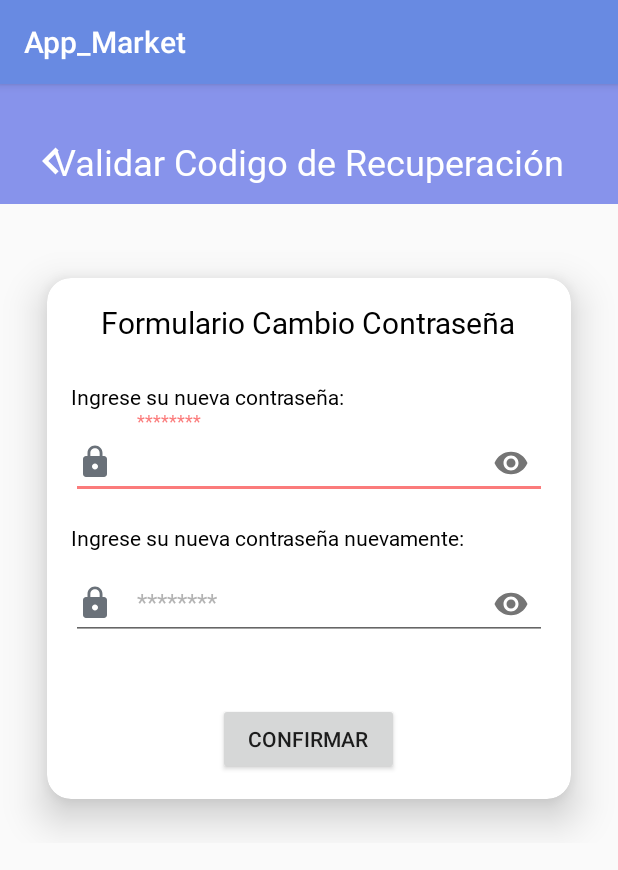
After one commit to DarielGallegos/App_Market, an Android app: the ResetPasswordActivity screen opened directly, with no data from a screen before it, on a phone screen of 412 x 824 dp. The commit adds this screen. Shown: the top 870 px of the screen. Run offline under Robolectric (Android 15) with nearby library versions, the phone set to English and light mode, and no system bars.

Commit message:
Create all view to recovery password. Separate views login into new package login.

```diff
--- a/app/src/main/java/com/example/app_market/DashboardClient.kt
+++ b/app/src/main/java/com/example/app_market/DashboardClient.kt
@@ -9,6 +9,7 @@ import androidx.cardview.widget.CardView
 import androidx.core.view.ViewCompat
 import androidx.core.view.WindowInsetsCompat
 import androidx.lifecycle.lifecycleScope
+import com.example.app_market.login.LoginActivity
 import kotlinx.coroutines.Dispatchers
 import kotlinx.coroutines.launch
 import kotlinx.coroutines.withContext
--- a/app/src/main/java/com/example/app_market/LoginActivity.kt
+++ b/app/src/main/java/com/example/app_market/login/LoginActivity.kt
@@ -1,4 +1,4 @@
-package com.example.app_market
+package com.example.app_market.login
 
 import android.app.AlertDialog
 import android.content.Intent
@@ -10,6 +10,9 @@ import android.widget.EditText
 import android.widget.TextView
 import androidx.appcompat.app.AppCompatActivity
 import androidx.lifecycle.lifecycleScope
+import com.example.app_market.DashboardClient
+import com.example.app_market.login.formRegister.FormRegisterClientActivity
+import com.example.app_market.R
 import kotlinx.coroutines.Dispatchers
 import kotlinx.coroutines.launch
 import kotlinx.coroutines.withContext
--- a/app/src/main/java/com/example/app_market/FormRegisterClientActivity.kt
+++ b/app/src/main/java/com/example/app_market/login/formRegister/FormRegisterClientActivity.kt
@@ -1,4 +1,4 @@
-package com.example.app_market
+package com.example.app_market.login.formRegister
 
 import android.app.AlertDialog
 import android.content.Intent
@@ -13,6 +13,7 @@ import androidx.appcompat.app.AppCompatActivity
 import androidx.core.graphics.drawable.toBitmap
 import androidx.core.view.ViewCompat
 import androidx.core.view.WindowInsetsCompat
+import com.example.app_market.R
 import model.dto.POST.ClientPOST
 import service.impl.RegisterClientServiceImpl
 import utils.Converters
--- /dev/null
+++ b/app/src/main/java/com/example/app_market/login/recoveryPassword/ResetPasswordActivity.kt
@@ -0,0 +1,21 @@
+package com.example.app_market.login.recoveryPassword
+
+import android.os.Bundle
+import androidx.activity.enableEdgeToEdge
+import androidx.appcompat.app.AppCompatActivity
+import androidx.core.view.ViewCompat
+import androidx.core.view.WindowInsetsCompat
+import com.example.app_market.R
+
+class ResetPasswordActivity : AppCompatActivity() {
+    override fun onCreate(savedInstanceState: Bundle?) {
+        super.onCreate(savedInstanceState)
+        enableEdgeToEdge()
+        setContentView(R.layout.activity_reset_password)
+        ViewCompat.setOnApplyWindowInsetsListener(findViewById(R.id.main)) { v, insets ->
+            val systemBars = insets.getInsets(WindowInsetsCompat.Type.systemBars())
+            v.setPadding(systemBars.left, systemBars.top, systemBars.right, systemBars.bottom)
+            insets
+        }
+    }
+}
--- a/app/src/main/res/layout/activity_form_actualizar_client.xml
+++ b/app/src/main/res/layout/activity_form_actualizar_client.xml
@@ -6,7 +6,7 @@
     android:layout_width="match_parent"
     android:layout_height="match_parent"
     android:background="#ffffff"
-    tools:context=".FormRegisterClientActivity">
+    tools:context=".login.formRegister.FormRegisterClientActivity">
 
     <com.google.android.material.appbar.AppBarLayout
         android:layout_width="match_parent"
--- a/app/src/main/res/layout/activity_main.xml
+++ b/app/src/main/res/layout/activity_main.xml
@@ -5,7 +5,7 @@
     android:layout_width="match_parent"
     android:layout_height="match_parent"
     android:background="#ffffff"
-    tools:context=".LoginActivity">
+    tools:context=".login.LoginActivity">
 
 
     <com.google.android.material.appbar.AppBarLayout
--- /dev/null
+++ b/app/src/main/res/layout/activity_reset_password.xml
@@ -0,0 +1,164 @@
+<?xml version="1.0" encoding="utf-8"?>
+<androidx.constraintlayout.widget.ConstraintLayout xmlns:android="http://schemas.android.com/apk/res/android"
+    xmlns:app="http://schemas.android.com/apk/res-auto"
+    xmlns:tools="http://schemas.android.com/tools"
+    android:id="@+id/main"
+    android:layout_width="match_parent"
+    android:layout_height="match_parent"
+    tools:context=".login.recoveryPassword.ResetPasswordActivity">
+
+
+    <com.google.android.material.appbar.AppBarLayout
+        android:layout_width="match_parent"
+        android:layout_height="wrap_content"
+        android:background="#8793eb"
+        android:paddingTop="24dp"
+        android:theme="@style/AppTheme.AppBarOverlay"
+        app:elevation="0dp"
+        tools:ignore="MissingConstraints">
+
+        <androidx.appcompat.widget.Toolbar
+            android:id="@+id/toolbar"
+            android:layout_width="match_parent"
+            android:layout_height="?attr/actionBarSize"
+            app:popupTheme="@style/AppTheme.PopupOverlay"
+            app:theme="@style/AppTheme.Toolbar">
+
+            <RelativeLayout
+                android:layout_width="match_parent"
+                android:layout_height="wrap_content"
+                android:layout_marginEnd="16dp">
+
+                <ImageView
+                    android:id="@+id/imgBack"
+                    android:layout_width="wrap_content"
+                    android:layout_height="wrap_content"
+                    android:layout_alignParentStart="true"
+                    android:layout_alignParentTop="true"
+                    android:contentDescription="TODO"
+                    android:src="@drawable/ic_keyboard_arrow_left_white_24dp" />
+
+                <TextView
+                    android:layout_width="wrap_content"
+                    android:layout_height="wrap_content"
+                    android:layout_centerInParent="true"
+                    android:layout_gravity="center"
+                    android:text="@string/title_activity_reset_password_validation_code"
+                    android:fontFamily="@font/calibri"
+                    android:textColor="#ffffff"
+                    android:textSize="24sp"
+                    />
+            </RelativeLayout>
+
+        </androidx.appcompat.widget.Toolbar>
+
+
+    </com.google.android.material.appbar.AppBarLayout>
+
+    <RelativeLayout
+        android:layout_width="match_parent"
+        android:layout_height="match_parent"
+        app:layout_behavior="@string/appbar_scrolling_view_behavior">
+
+        <ScrollView
+            android:layout_width="match_parent"
+            android:layout_height="wrap_content">
+
+            <androidx.cardview.widget.CardView
+                android:layout_width="match_parent"
+                android:layout_height="wrap_content"
+                android:layout_marginTop="100dp"
+                android:layout_marginLeft="10dp"
+                android:layout_marginRight="10dp"
+                app:cardCornerRadius="16dp"
+                app:cardElevation="16dp"
+                app:cardUseCompatPadding="true"
+                app:contentPadding="16dp"
+                >
+
+                <LinearLayout
+                    android:layout_width="match_parent"
+                    android:layout_height="wrap_content"
+                    android:orientation="vertical">
+                    <TextView
+                        android:layout_width="wrap_content"
+                        android:layout_height="wrap_content"
+                        android:text="@string/title_form_reset_password"
+                        android:fontFamily="@font/calibri"
+                        android:layout_gravity="center"
+                        android:textSize="20dp"
+                        android:layout_marginBottom="26dp"
+                        android:textColor="#000000"/>
+
+                    <TextView
+                        android:layout_width="match_parent"
+                        android:layout_height="wrap_content"
+                        android:text="@string/field_password"
+                        android:fontFamily="@font/calibri"
+                        android:textColor="#000000"/>
+
+                    <com.google.android.material.textfield.TextInputLayout
+                        android:layout_width="match_parent"
+                        android:layout_height="wrap_content"
+                        android:layout_marginBottom="16dp"
+                        android:textColorHint="#FFB3B3B3"
+                        app:passwordToggleEnabled="true">
+
+                        <EditText
+                            android:id="@+id/txtPasswordRecovery"
+                            android:layout_width="match_parent"
+                            android:layout_height="match_parent"
+                            android:drawableStart="@drawable/ic_lock_gray_24dp"
+                            android:drawablePadding="16dp"
+                            android:fontFamily="@font/calibri"
+                            android:hint="@string/field_password_hint"
+                            android:inputType="textPassword"
+                            android:maxLines="1"
+                            android:textColor="@android:color/black"
+                            android:textSize="16sp" />
+                    </com.google.android.material.textfield.TextInputLayout>
+                    <TextView
+                        android:layout_width="match_parent"
+                        android:layout_height="wrap_content"
+                        android:text="@string/field_password_security"
+                        android:fontFamily="@font/calibri"
+                        android:textColor="#000000"/>
+                    <com.google.android.material.textfield.TextInputLayout
+                        android:layout_width="match_parent"
+                        android:layout_height="wrap_content"
+                        android:layout_marginBottom="16dp"
+                        android:textColorHint="#FFB3B3B3"
+                        app:passwordToggleEnabled="true">
+
+                        <EditText
+                            android:id="@+id/txtPasswordRecoveryConfirm"
+                            android:layout_width="match_parent"
+                            android:layout_height="match_parent"
+                            android:drawableStart="@drawable/ic_lock_gray_24dp"
+                            android:drawablePadding="16dp"
+                            android:fontFamily="@font/calibri"
+                            android:hint="@string/field_password_hint"
+                            android:inputType="textPassword"
+                            android:maxLines="1"
+                            android:textColor="@android:color/black"
+                            android:textSize="16sp" />
+                    </com.google.android.material.textfield.TextInputLayout>
+
+                    <Button
+                        android:id="@+id/btnUpdatePassword"
+                        android:layout_width="wrap_content"
+                        android:layout_height="wrap_content"
+                        android:layout_marginTop="26dp"
+                        android:paddingLeft="20dp"
+                        android:paddingRight="20dp"
+                        android:layout_gravity="center"
+                        android:text="@string/button_update_password"
+                        />
+                </LinearLayout>
+
+            </androidx.cardview.widget.CardView>
+        </ScrollView>
+    </RelativeLayout>
+
+
+</androidx.constraintlayout.widget.ConstraintLayout>
--- a/app/src/main/res/values/strings.xml
+++ b/app/src/main/res/values/strings.xml
@@ -8,4 +8,35 @@
     <string name="title_home">Home</string>
     <string name="title_dashboard">Dashboard</string>
     <string name="title_notifications">Notifications</string>
+
+    <!-- Resources View Login -->
+    <string name="title_activity_form_register_client">FormRegisterClientActivity</string>
+    <!-- End Resources View Login -->
+
+    <!-- Resources View Recovery Password Validation -->
+    <string name="title_activity_reset_password">Actualizar Contraseña</string>
+    <string name="title_form_reset_password">Formulario Cambio Contraseña</string>
+    <string name="field_password">Ingrese su nueva contraseña:</string>
+    <string name="field_password_hint">********</string>
+    <string name="field_password_security">Ingrese su nueva contraseña nuevamente:</string>
+    <string name="button_update_password">Confirmar</string>
+    <!-- End Resources View Recovery Password Validation -->
+
+
+    <!-- Resources View Recovery Password Validation Email -->
+    <string name="title_activity_reset_password_email">Recuperar Contraseña</string>
+    <string name="title_form_reset_password_email">Formulario de Recuperación</string>
+    <string name="field_email">Ingrese su correo electronico: </string>
+    <string name="field_email_hint">example@gmail.com</string>
+    <string name="button_request">Enviar Peticion</string>
+    <!-- End Resources View Recovery Password Validation Email -->
+
+    <!-- Resources View Recovery Password Validation Code -->
+    <string name="title_activity_reset_password_validation_code">Validar Codigo de Recuperación</string>
+    <string name="title_form_reset_password_code">Formulario de Codigo de Verificación</string>
+    <string name="field_code">Ingrese el codigo de recuperación: </string>
+    <string name="field_code_hint">123456</string>
+    <string name="button_validate">Validar Codigo</string>
+    <!-- End Resources View Recovery Password Validation Code -->
+
 </resources>
```
Also changed, not shown: app/src/main/AndroidManifest.xml (+14 -2 lines), app/src/main/java/com/example/app_market/login/formRegister/FormRegisterClienValidationActivity.kt (added, +21 -0 lines), app/src/main/java/com/example/app_market/login/recoveryPassword/ResetPasswordEmailActivity.kt (added, +21 -0 lines), app/src/main/java/com/example/app_market/login/recoveryPassword/ResetPasswordValidationCodeActivity.kt (added, +21 -0 lines), app/src/main/res/layout/activity_form_register_clien_validation.xml (added, +126 -0 lines), app/src/main/res/layout/activity_form_register_client.xml (+13 -12 lines), app/src/main/res/layout/activity_reset_password_email.xml (added, +126 -0 lines), app/src/main/res/layout/activity_reset_password_validation_code.xml (added, +127 -0 lines).
